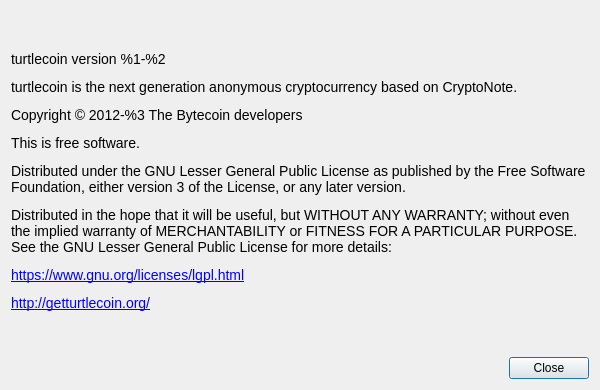
This is src/Gui/Common/AboutDialog.ui in lapolinarweb/ooze-wallet as Qt 5 draws it before an edit. The edited form follows.
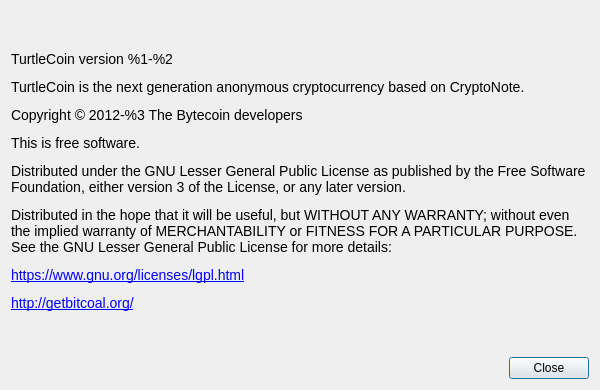
This is the edited form. Custom widgets are drawn as their Qt base class.

The edit to the form file:
```diff
--- a/src/Gui/Common/AboutDialog.ui
+++ b/src/Gui/Common/AboutDialog.ui
@@ -41,7 +41,7 @@
       </sizepolicy>
      </property>
      <property name="text">
-      <string>&lt;html&gt;&lt;head/&gt;&lt;body&gt;&lt;p&gt;&lt;span style=&quot; font-family:'Open Sans'; font-size:14px;&quot;&gt;turtlecoin version %1-%2&lt;/span&gt;&lt;/p&gt;&lt;p&gt;&lt;span style=&quot; font-family:'Open Sans'; font-size:14px;&quot;&gt;turtlecoin is the next generation anonymous cryptocurrency based on CryptoNote.&lt;/span&gt;&lt;/p&gt;&lt;p&gt;&lt;span style=&quot; font-family:'Open Sans'; font-size:14px;&quot;&gt;Copyright © 2012-%3 The Bytecoin developers&lt;/span&gt;&lt;/p&gt;&lt;p&gt;&lt;span style=&quot; font-family:'Open Sans'; font-size:14px;&quot;&gt;This is free software.&lt;/span&gt;&lt;/p&gt;&lt;p&gt;&lt;span style=&quot; font-family:'Open Sans'; font-size:14px;&quot;&gt;Distributed under the GNU Lesser General Public License as published by the Free Software Foundation, either version 3 of the License, or any later version.&lt;/span&gt;&lt;/p&gt;&lt;p&gt;&lt;span style=&quot; font-family:'Open Sans'; font-size:14px;&quot;&gt;Distributed in the hope that it will be useful, but WITHOUT ANY WARRANTY; without even the implied warranty of MERCHANTABILITY or FITNESS FOR A PARTICULAR PURPOSE. See the GNU Lesser General Public License for more details:&lt;/span&gt;&lt;/p&gt;&lt;p&gt;&lt;a href=&quot;https://www.gnu.org/licenses/lgpl.html&quot;&gt;&lt;span style=&quot; font-family:'Open Sans'; font-size:14px; text-decoration: underline; color:#0000ff;&quot;&gt;https://www.gnu.org/licenses/lgpl.html&lt;/span&gt;&lt;/a&gt;&lt;/p&gt;&lt;p&gt;&lt;a href=&quot;http://getturtlecoin.org/&quot;&gt;&lt;span style=&quot; font-family:'Open Sans'; font-size:14px; text-decoration: underline; color:#0000ff;&quot;&gt;http://getturtlecoin.org/&lt;/span&gt;&lt;/a&gt;&lt;/p&gt;&lt;/body&gt;&lt;/html&gt;</string>
+      <string>&lt;html&gt;&lt;head/&gt;&lt;body&gt;&lt;p&gt;&lt;span style=&quot; font-family:'Open Sans'; font-size:14px;&quot;&gt;TurtleCoin version %1-%2&lt;/span&gt;&lt;/p&gt;&lt;p&gt;&lt;span style=&quot; font-family:'Open Sans'; font-size:14px;&quot;&gt;TurtleCoin is the next generation anonymous cryptocurrency based on CryptoNote.&lt;/span&gt;&lt;/p&gt;&lt;p&gt;&lt;span style=&quot; font-family:'Open Sans'; font-size:14px;&quot;&gt;Copyright © 2012-%3 The Bytecoin developers&lt;/span&gt;&lt;/p&gt;&lt;p&gt;&lt;span style=&quot; font-family:'Open Sans'; font-size:14px;&quot;&gt;This is free software.&lt;/span&gt;&lt;/p&gt;&lt;p&gt;&lt;span style=&quot; font-family:'Open Sans'; font-size:14px;&quot;&gt;Distributed under the GNU Lesser General Public License as published by the Free Software Foundation, either version 3 of the License, or any later version.&lt;/span&gt;&lt;/p&gt;&lt;p&gt;&lt;span style=&quot; font-family:'Open Sans'; font-size:14px;&quot;&gt;Distributed in the hope that it will be useful, but WITHOUT ANY WARRANTY; without even the implied warranty of MERCHANTABILITY or FITNESS FOR A PARTICULAR PURPOSE. See the GNU Lesser General Public License for more details:&lt;/span&gt;&lt;/p&gt;&lt;p&gt;&lt;a href=&quot;https://www.gnu.org/licenses/lgpl.html&quot;&gt;&lt;span style=&quot; font-family:'Open Sans'; font-size:14px; text-decoration: underline; color:#0000ff;&quot;&gt;https://www.gnu.org/licenses/lgpl.html&lt;/span&gt;&lt;/a&gt;&lt;/p&gt;&lt;p&gt;&lt;a href=&quot;http://getbitcoal.org/&quot;&gt;&lt;span style=&quot; font-family:'Open Sans'; font-size:14px; text-decoration: underline; color:#0000ff;&quot;&gt;http://getbitcoal.org/&lt;/span&gt;&lt;/a&gt;&lt;/p&gt;&lt;/body&gt;&lt;/html&gt;</string>
      </property>
      <property name="textFormat">
       <enum>Qt::RichText</enum>
```
Left out of the diff: 2 changed lines with no effect on the pictures.
